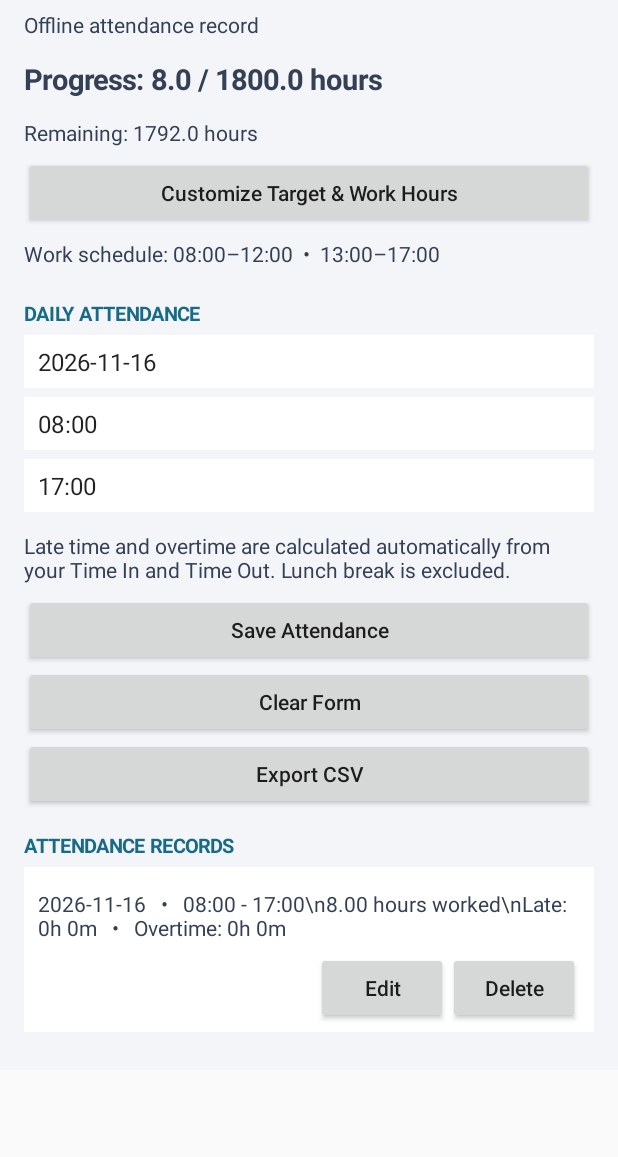
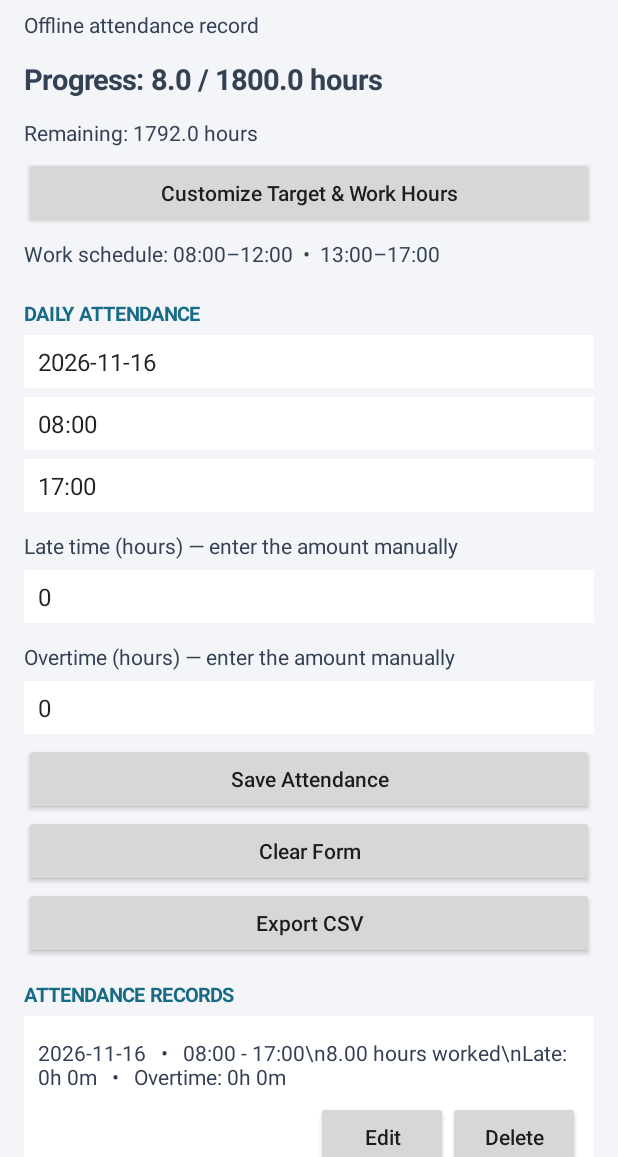
Before and after one commit to gigantolaurence3-ai/OJT-Attendance-Tracker, an Android app: the screen it shows after launch (MainActivity), after a tap on "Save Attendance", on a phone screen of 412 x 824 dp, the part 79-1236 px from its top. Run offline under Robolectric (Android 15) with nearby library versions, the phone set to English and light mode, and no system bars.

Commit message:
Allow manual late and overtime hour entry

```diff
--- a/app/src/main/java/com/laurence/ojtattendance/MainActivity.kt
+++ b/app/src/main/java/com/laurence/ojtattendance/MainActivity.kt
@@ -23,6 +23,8 @@ class MainActivity : Activity() {
     private lateinit var dateField: EditText
     private lateinit var inField: EditText
     private lateinit var outField: EditText
+    private lateinit var lateField: EditText
+    private lateinit var overtimeField: EditText
     private lateinit var progressLabel: TextView
     private lateinit var remainingLabel: TextView
     private lateinit var scheduleLabel: TextView
@@ -74,7 +76,14 @@ class MainActivity : Activity() {
         outField = field("Time Out (HH:MM)", "17:00")
         outField.setOnClickListener { chooseTime(outField) }
         root.addView(outField)
-        root.addView(label("Late time and overtime are calculated automatically from your Time In and Time Out. Lunch break is excluded."))
+        lateField = field("Late hours (example: 0.5 = 30 minutes)", "0")
+        lateField.inputType = android.text.InputType.TYPE_CLASS_NUMBER or android.text.InputType.TYPE_NUMBER_FLAG_DECIMAL
+        root.addView(label("Late time (hours) — enter the amount manually"))
+        root.addView(lateField)
+        overtimeField = field("Overtime hours (example: 1.5)", "0")
+        overtimeField.inputType = android.text.InputType.TYPE_CLASS_NUMBER or android.text.InputType.TYPE_NUMBER_FLAG_DECIMAL
+        root.addView(label("Overtime (hours) — enter the amount manually"))
+        root.addView(overtimeField)
         root.addView(button("Save Attendance") { saveRecord() })
         root.addView(button("Clear Form") { clearForm() })
         root.addView(button("Export CSV") { exportCsv() })
@@ -194,8 +203,14 @@ class MainActivity : Activity() {
         val tin = inField.text.toString().trim()
         val tout = outField.text.toString().trim()
         val workedMinutes = shiftMinutes(tin, tout)
-        val late = lateMinutes(tin)
-        val overtime = overtimeMinutes(tin, tout)
+        val lateHours = lateField.text.toString().trim().ifEmpty { "0" }.toDoubleOrNull()
+        val overtimeHours = overtimeField.text.toString().trim().ifEmpty { "0" }.toDoubleOrNull()
+        if (lateHours == null || overtimeHours == null || lateHours < 0 || overtimeHours < 0) {
+            Toast.makeText(this, "Enter valid late and overtime hours (0 or higher).", Toast.LENGTH_LONG).show()
+            return
+        }
+        val late = (lateHours * 60).toInt()
+        val overtime = (overtimeHours * 60).toInt()
         if (!date.matches(Regex("\\d{4}-\\d{2}-\\d{2}")) || workedMinutes <= 0) {
             Toast.makeText(this, "Please enter a valid date and times within your work schedule.", Toast.LENGTH_LONG).show()
             return
@@ -217,6 +232,8 @@ class MainActivity : Activity() {
         dateField.setText(today())
         inField.setText(morningStart)
         outField.setText(afternoonEnd)
+        lateField.setText("0")
+        overtimeField.setText("0")
     }
     private fun loadRecords() {
         records.clear()
@@ -260,6 +277,8 @@ class MainActivity : Activity() {
                     dateField.setText(item.optString("date"))
                     inField.setText(item.optString("timeIn"))
                     outField.setText(item.optString("timeOut"))
+                    lateField.setText(String.format(Locale.US, "%.2f", item.optInt("lateMinutes", 0) / 60.0))
+                    overtimeField.setText(String.format(Locale.US, "%.2f", item.optInt("overtimeMinutes", 0) / 60.0))
                     Toast.makeText(this@MainActivity, "Edit the fields above, then tap Save.", Toast.LENGTH_SHORT).show()
                 }
             })
```
